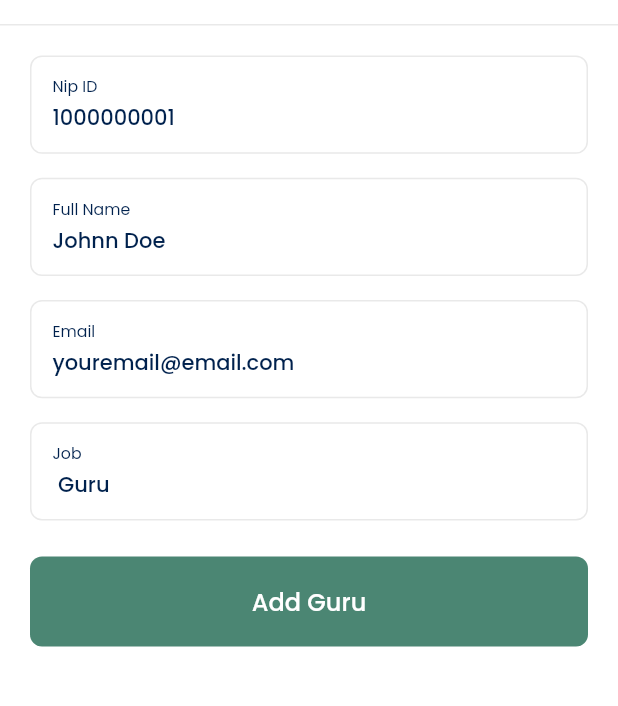
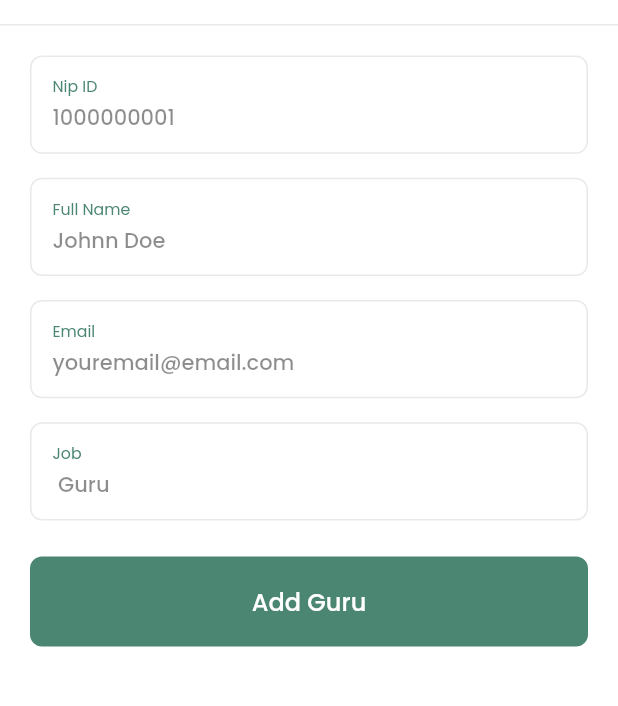
Before and after one commit to dawamuciil/presensi, a Flutter app: the AddPelatihView screen opened by its route, on a phone screen of 412 x 824 dp, the part 60-766 px from its top. Run offline on Flutter 3.47's test engine with Material 2 defaults, Android fonts, the phone set to English and light mode, and no system bars; our stand-ins replace cloud_firestore, firebase_auth, firebase_core, firebase_storage, flutter_svg, geocoding and 6 more; missing offline and left inert: maps_launcher; accounts and stored records are empty.

Commit message:
first upload

```diff
--- a/lib/app/modules/home/views/home_view.dart
+++ b/lib/app/modules/home/views/home_view.dart
@@ -28,7 +28,6 @@ class HomeView extends GetView<HomeController> {
                 Map<String, dynamic> user = snapshot.data!.data()!;
                 String defaultImage =
                     "https://ui-avatars.com/api/?name=${user['name']}";
-
                 return ListView(
                   shrinkWrap: true,
                   physics: const BouncingScrollPhysics(),
--- a/lib/app/modules/report_presence/views/report_presence_view.dart
+++ b/lib/app/modules/report_presence/views/report_presence_view.dart
@@ -110,6 +110,11 @@ class ReportPresenceView extends GetView<ReportPresenceController> {
               }),
         ),
       ),
+      floatingActionButton: FloatingActionButton(
+        onPressed: () {},
+        backgroundColor: AppColor.primary,
+        child: const Icon(Icons.download),
+      ),
     );
   }
 }
--- a/lib/app/widgets/custom_input.dart
+++ b/lib/app/widgets/custom_input.dart
@@ -51,7 +51,7 @@ class _CustomInputState extends State<CustomInput> {
             label: Text(
               widget.label,
               style: TextStyle(
-                color: AppColor.secondarySoft,
+                color: AppColor.primary,
                 fontSize: 14,
               ),
             ),
@@ -62,7 +62,7 @@ class _CustomInputState extends State<CustomInput> {
               fontSize: 14,
               fontFamily: 'poppins',
               fontWeight: FontWeight.w500,
-              color: AppColor.secondarySoft,
+              color: Colors.black45,
             ),
           ),
         ),
```
